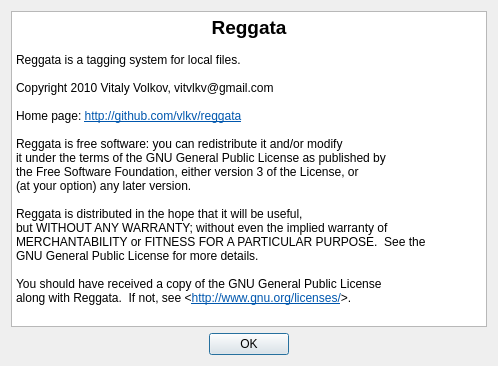
First picture: the form in ui/aboutdialog.ui, repository vlkv/reggata, before the edit.
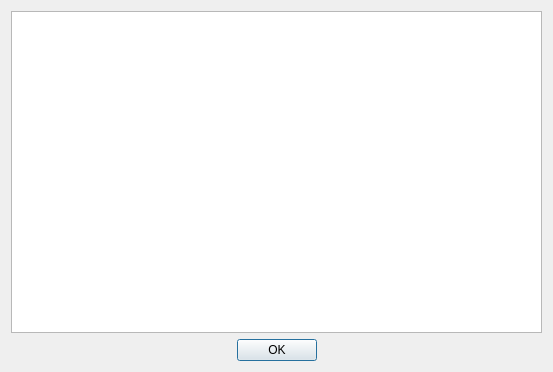
Second picture: the form after the edit.

Commit message: About dialog shows version info

What changed in the file:
```diff
--- a/ui/aboutdialog.ui
+++ b/ui/aboutdialog.ui
@@ -5,8 +5,8 @@
    <rect>
     <x>0</x>
     <y>0</y>
-    <width>498</width>
-    <height>366</height>
+    <width>553</width>
+    <height>372</height>
    </rect>
   </property>
   <property name="windowTitle" >
@@ -18,32 +18,6 @@
      <property name="readOnly" >
       <bool>true</bool>
      </property>
-     <property name="html" >
-      <string>&lt;!DOCTYPE HTML PUBLIC "-//W3C//DTD HTML 4.0//EN" "http://www.w3.org/TR/REC-html40/strict.dtd">
-&lt;html>&lt;head>&lt;meta name="qrichtext" content="1" />&lt;style type="text/css">
-p, li { white-space: pre-wrap; }
-&lt;/style>&lt;/head>&lt;body style=" font-family:'DejaVu Sans'; font-size:9pt; font-weight:400; font-style:normal;">
-&lt;p align="center" style=" margin-top:0px; margin-bottom:0px; margin-left:0px; margin-right:0px; -qt-block-indent:0; text-indent:0px;">&lt;span style=" font-size:14pt; font-weight:600;">Reggata&lt;/span>&lt;/p>
-&lt;p align="center" style="-qt-paragraph-type:empty; margin-top:0px; margin-bottom:0px; margin-left:0px; margin-right:0px; -qt-block-indent:0; text-indent:0px; font-weight:600;">&lt;/p>
-&lt;p style=" margin-top:0px; margin-bottom:0px; margin-left:0px; margin-right:0px; -qt-block-indent:0; text-indent:0px; font-weight:600;">&lt;span style=" font-weight:400;">Reggata is a tagging system for local files.&lt;/span>&lt;/p>
-&lt;p style="-qt-paragraph-type:empty; margin-top:0px; margin-bottom:0px; margin-left:0px; margin-right:0px; -qt-block-indent:0; text-indent:0px;">&lt;/p>
-&lt;p style=" margin-top:0px; margin-bottom:0px; margin-left:0px; margin-right:0px; -qt-block-indent:0; text-indent:0px;">Copyright 2010 Vitaly Volkov, vitvlkv@gmail.com&lt;/p>
-&lt;p style="-qt-paragraph-type:empty; margin-top:0px; margin-bottom:0px; margin-left:0px; margin-right:0px; -qt-block-indent:0; text-indent:0px;">&lt;/p>
-&lt;p style=" margin-top:0px; margin-bottom:0px; margin-left:0px; margin-right:0px; -qt-block-indent:0; text-indent:0px;">Home page: &lt;a href="http://github.com/vlkv/reggata">&lt;span style=" text-decoration: underline; color:#0057ae;">http://github.com/vlkv/reggata&lt;/span>&lt;/a>&lt;/p>
-&lt;p style="-qt-paragraph-type:empty; margin-top:0px; margin-bottom:0px; margin-left:0px; margin-right:0px; -qt-block-indent:0; text-indent:0px;">&lt;/p>
-&lt;p style=" margin-top:0px; margin-bottom:0px; margin-left:0px; margin-right:0px; -qt-block-indent:0; text-indent:0px;">Reggata is free software: you can redistribute it and/or modify&lt;/p>
-&lt;p style=" margin-top:0px; margin-bottom:0px; margin-left:0px; margin-right:0px; -qt-block-indent:0; text-indent:0px;">it under the terms of the GNU General Public License as published by&lt;/p>
-&lt;p style=" margin-top:0px; margin-bottom:0px; margin-left:0px; margin-right:0px; -qt-block-indent:0; text-indent:0px;">the Free Software Foundation, either version 3 of the License, or&lt;/p>
-&lt;p style=" margin-top:0px; margin-bottom:0px; margin-left:0px; margin-right:0px; -qt-block-indent:0; text-indent:0px;">(at your option) any later version.&lt;/p>
-&lt;p style="-qt-paragraph-type:empty; margin-top:0px; margin-bottom:0px; margin-left:0px; margin-right:0px; -qt-block-indent:0; text-indent:0px;">&lt;/p>
-&lt;p style=" margin-top:0px; margin-bottom:0px; margin-left:0px; margin-right:0px; -qt-block-indent:0; text-indent:0px;">Reggata is distributed in the hope that it will be useful,&lt;/p>
-&lt;p style=" margin-top:0px; margin-bottom:0px; margin-left:0px; margin-right:0px; -qt-block-indent:0; text-indent:0px;">but WITHOUT ANY WARRANTY; without even the implied warranty of&lt;/p>
-&lt;p style=" margin-top:0px; margin-bottom:0px; margin-left:0px; margin-right:0px; -qt-block-indent:0; text-indent:0px;">MERCHANTABILITY or FITNESS FOR A PARTICULAR PURPOSE.  See the&lt;/p>
-&lt;p style=" margin-top:0px; margin-bottom:0px; margin-left:0px; margin-right:0px; -qt-block-indent:0; text-indent:0px;">GNU General Public License for more details.&lt;/p>
-&lt;p style="-qt-paragraph-type:empty; margin-top:0px; margin-bottom:0px; margin-left:0px; margin-right:0px; -qt-block-indent:0; text-indent:0px;">&lt;/p>
-&lt;p style=" margin-top:0px; margin-bottom:0px; margin-left:0px; margin-right:0px; -qt-block-indent:0; text-indent:0px;">You should have received a copy of the GNU General Public License&lt;/p>
-&lt;p style=" margin-top:0px; margin-bottom:0px; margin-left:0px; margin-right:0px; -qt-block-indent:0; text-indent:0px;">along with Reggata.  If not, see &amp;lt;&lt;a href="http://www.gnu.org/licenses/">&lt;span style=" text-decoration: underline; color:#0057ae;">http://www.gnu.org/licenses/&lt;/span>&lt;/a>&amp;gt;.&lt;/p>&lt;/body>&lt;/html></string>
-     </property>
     </widget>
    </item>
    <item>
```
The commit also changes 4 other files.
